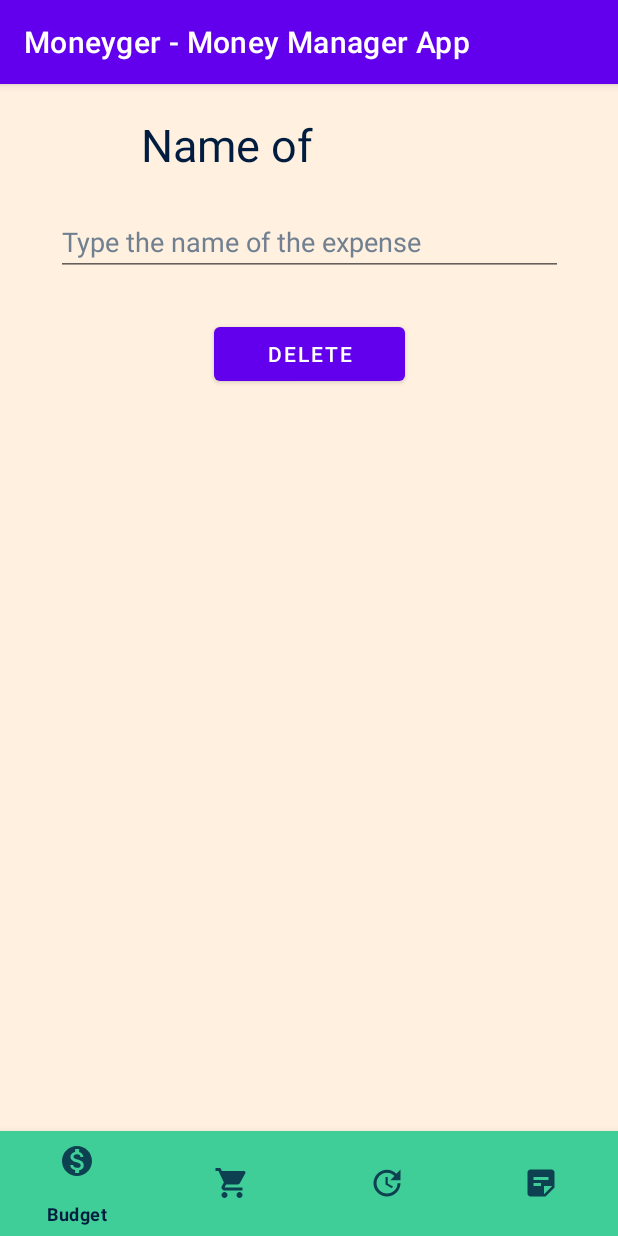
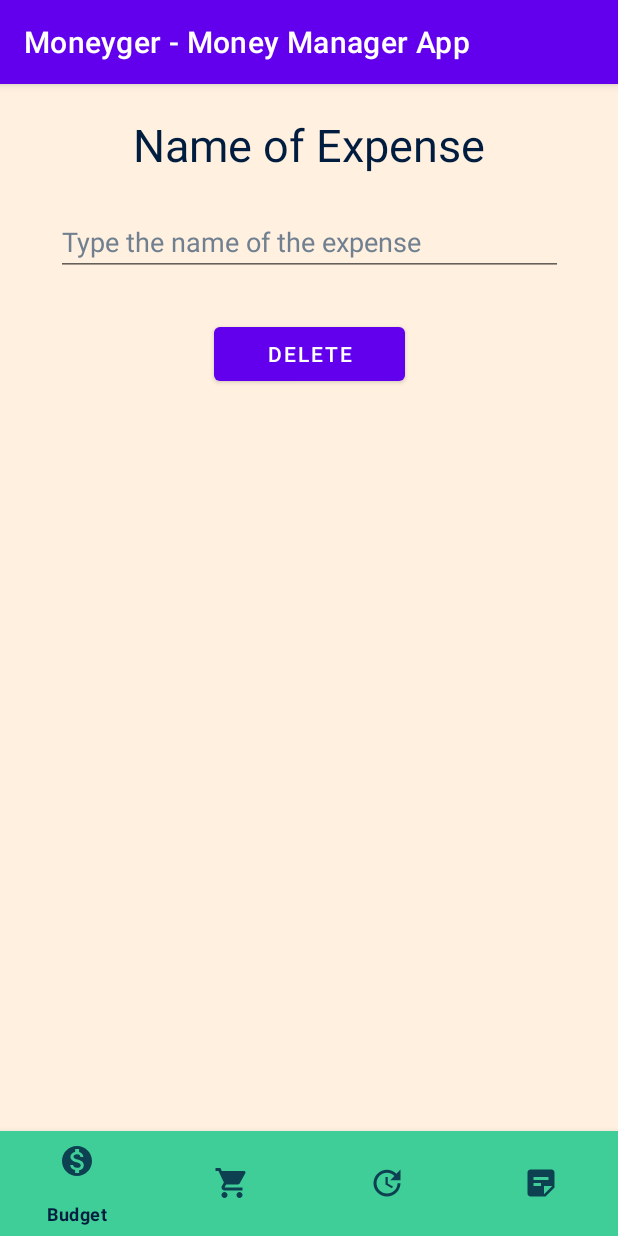
Before and after one commit to ZabrodinNN/moneyger_v2, an Android app: the fragment deleteExpense placed in its activity, on a phone screen of 412 x 824 dp. Run offline under Robolectric (Android 15) with nearby library versions, the light colour scheme and no system bars; our stand-ins replace Firebase (no records; nobody signed in at launch, a user with empty details on screens opened directly).

Commit message:
delete functions

```diff
--- a/app/src/main/res/layout/fragment_delete_expense.xml
+++ b/app/src/main/res/layout/fragment_delete_expense.xml
@@ -13,7 +13,7 @@
 
         <TextView
             android:id="@+id/nameE"
-            android:layout_width="224dp"
+            android:layout_width="wrap_content"
             android:layout_height="41dp"
             android:layout_marginTop="20dp"
             android:text="Name of Expense"
@@ -21,8 +21,7 @@
             android:textSize="30dp"
             app:layout_constraintEnd_toEndOf="parent"
             app:layout_constraintStart_toStartOf="parent"
-            app:layout_constraintTop_toTopOf="parent"
-            app:layout_constraintVertical_bias="0.0" />
+            app:layout_constraintTop_toTopOf="parent" />
 
         <EditText
             android:id="@+id/nameExpense"
--- a/app/src/main/res/layout/fragment_delete_reminder.xml
+++ b/app/src/main/res/layout/fragment_delete_reminder.xml
@@ -13,7 +13,7 @@
 
         <TextView
             android:id="@+id/nameR"
-            android:layout_width="224dp"
+            android:layout_width="wrap_content"
             android:layout_height="41dp"
             android:layout_marginTop="20dp"
             android:text="Name of Reminder"
@@ -21,8 +21,7 @@
             android:textSize="30dp"
             app:layout_constraintEnd_toEndOf="parent"
             app:layout_constraintStart_toStartOf="parent"
-            app:layout_constraintTop_toTopOf="parent"
-            app:layout_constraintVertical_bias="0.0" />
+            app:layout_constraintTop_toTopOf="parent" />
 
         <EditText
             android:id="@+id/nameReminder"
```
